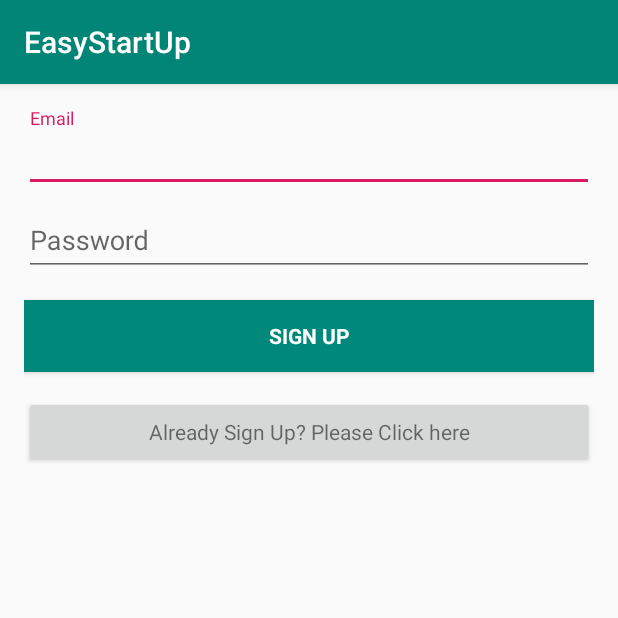
After one commit to jaiminshah17/EasyStartUp2, an Android app: the SignUpPageforEnterprise screen opened directly, with no data from a screen before it, on a phone screen of 412 x 824 dp, the top half of it. The commit adds this screen. Run offline under Robolectric (Android 15) with nearby library versions, the phone set to English and light mode, and no system bars.

Commit message:
SignUp and Login pages for Enterprise

```diff
--- a/app/build.gradle
+++ b/app/build.gradle
@@ -22,6 +22,7 @@ dependencies {
     implementation fileTree(dir: 'libs', include: ['*.jar'])
     implementation 'com.android.support:appcompat-v7:28.0.0'
     implementation 'com.android.support.constraint:constraint-layout:1.1.3'
+    implementation 'com.android.support:design:28.0.0'
     testImplementation 'junit:junit:4.12'
     androidTestImplementation 'com.android.support.test:runner:1.0.2'
     androidTestImplementation 'com.android.support.test.espresso:espresso-core:3.0.2'
--- /dev/null
+++ b/app/src/main/java/com/example/jaiminshah/easystartup/SignUpPageforEnterprise.java
@@ -0,0 +1,13 @@
+package com.example.jaiminshah.easystartup;
+
+import android.support.v7.app.AppCompatActivity;
+import android.os.Bundle;
+
+public class SignUpPageforEnterprise extends AppCompatActivity {
+
+    @Override
+    protected void onCreate(Bundle savedInstanceState) {
+        super.onCreate(savedInstanceState);
+        setContentView(R.layout.activity_sign_up_pagefor_enterprise);
+    }
+}
--- /dev/null
+++ b/app/src/main/res/layout/activity_sign_up_pagefor_enterprise.xml
@@ -0,0 +1,89 @@
+<?xml version="1.0" encoding="utf-8"?>
+<LinearLayout xmlns:android="http://schemas.android.com/apk/res/android"
+    xmlns:tools="http://schemas.android.com/tools"
+    android:layout_width="match_parent"
+    android:layout_height="match_parent"
+    android:gravity="center_horizontal"
+    android:orientation="vertical"
+    android:paddingLeft="@dimen/activity_horizontal_margin"
+    android:paddingTop="@dimen/activity_vertical_margin"
+    android:paddingRight="@dimen/activity_horizontal_margin"
+    android:paddingBottom="@dimen/activity_vertical_margin"
+    tools:context=".SignUpPageforEnterprise">
+
+    <!-- Login progress -->
+    <ProgressBar
+        android:id="@+id/login_progress"
+        style="?android:attr/progressBarStyleLarge"
+        android:layout_width="wrap_content"
+        android:layout_height="wrap_content"
+        android:layout_marginBottom="8dp"
+        android:visibility="gone" />
+
+    <ScrollView
+        android:id="@+id/login_form"
+        android:layout_width="match_parent"
+        android:layout_height="match_parent">
+
+        <LinearLayout
+            android:id="@+id/email_login_form"
+            android:layout_width="match_parent"
+            android:layout_height="wrap_content"
+            android:orientation="vertical">
+
+            <android.support.design.widget.TextInputLayout
+                android:layout_width="match_parent"
+                android:layout_height="wrap_content">
+
+                <AutoCompleteTextView
+                    android:id="@+id/email"
+                    android:layout_width="match_parent"
+                    android:layout_height="wrap_content"
+                    android:hint="@string/prompt_email"
+                    android:inputType="textEmailAddress"
+                    android:maxLines="1"
+                    android:singleLine="true" />
+
+            </android.support.design.widget.TextInputLayout>
+
+            <android.support.design.widget.TextInputLayout
+                android:layout_width="match_parent"
+                android:layout_height="wrap_content">
+
+                <EditText
+                    android:id="@+id/password"
+                    android:layout_width="match_parent"
+                    android:layout_height="wrap_content"
+                    android:hint="Password"
+                    android:imeActionId="6"
+                    android:imeActionLabel="@string/action_sign_in_short"
+                    android:imeOptions="actionUnspecified"
+                    android:inputType="textPassword"
+                    android:maxLines="1"
+                    android:singleLine="true" />
+
+            </android.support.design.widget.TextInputLayout>
+
+            <Button
+                android:id="@+id/email_sign_in_button"
+                style="?android:textAppearanceSmall"
+                android:layout_width="match_parent"
+                android:layout_height="wrap_content"
+                android:layout_marginTop="16dp"
+                android:text="Sign Up"
+                android:textStyle="bold"
+                android:background="@drawable/buttonstyle"
+                android:textColor="#FFFFFF"/>
+
+            <Button
+                android:id="@+id/email_alreadysign_in_button"
+                style="?android:textAppearanceSmall"
+                android:layout_width="match_parent"
+                android:layout_height="wrap_content"
+                android:layout_marginTop="16dp"
+                android:textAllCaps="false"
+                android:text="Already Sign Up? Please Click here" />
+
+        </LinearLayout>
+    </ScrollView>
+</LinearLayout>
--- /dev/null
+++ b/app/src/main/res/values/dimens.xml
@@ -0,0 +1,5 @@
+<resources>
+    <!-- Default screen margins, per the Android Design guidelines. -->
+    <dimen name="activity_horizontal_margin">16dp</dimen>
+    <dimen name="activity_vertical_margin">16dp</dimen>
+</resources>
```
Also changed, not shown: app/src/main/AndroidManifest.xml (+9 -0 lines), app/src/main/java/com/example/jaiminshah/easystartup/LoginforEnterprise.java (added, +349 -0 lines), app/src/main/res/layout/activity_loginfor_enterprise.xml (added, +80 -0 lines), app/src/main/res/values/strings.xml (+13 -0 lines).
